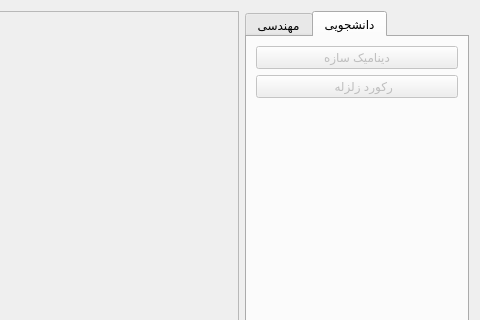
This is main_form.ui in ebrahimraeyat/civilTools as Qt 5 draws it before an edit; both pictures show x 157 to 637 and y 0 to 320 of the 637 by 533 pixel window. The edited form follows.
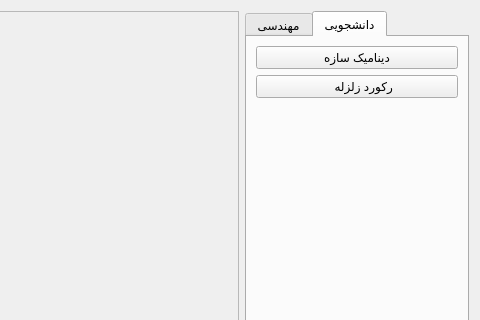
This is the edited form. The open tabs and pages were chosen to show the change. Icons and pictures are not drawn.

Diff of the .ui file:
```diff
--- a/main_form.ui
+++ b/main_form.ui
@@ -192,7 +192,7 @@
          <item>
           <widget class="QPushButton" name="dynamic_button">
            <property name="enabled">
-            <bool>false</bool>
+            <bool>true</bool>
            </property>
            <property name="text">
             <string>دینامیک سازه</string>
@@ -215,7 +215,7 @@
          <item>
           <widget class="QPushButton" name="record_Button">
            <property name="enabled">
-            <bool>false</bool>
+            <bool>true</bool>
            </property>
            <property name="text">
             <string>    رکورد زلزله</string>
```
